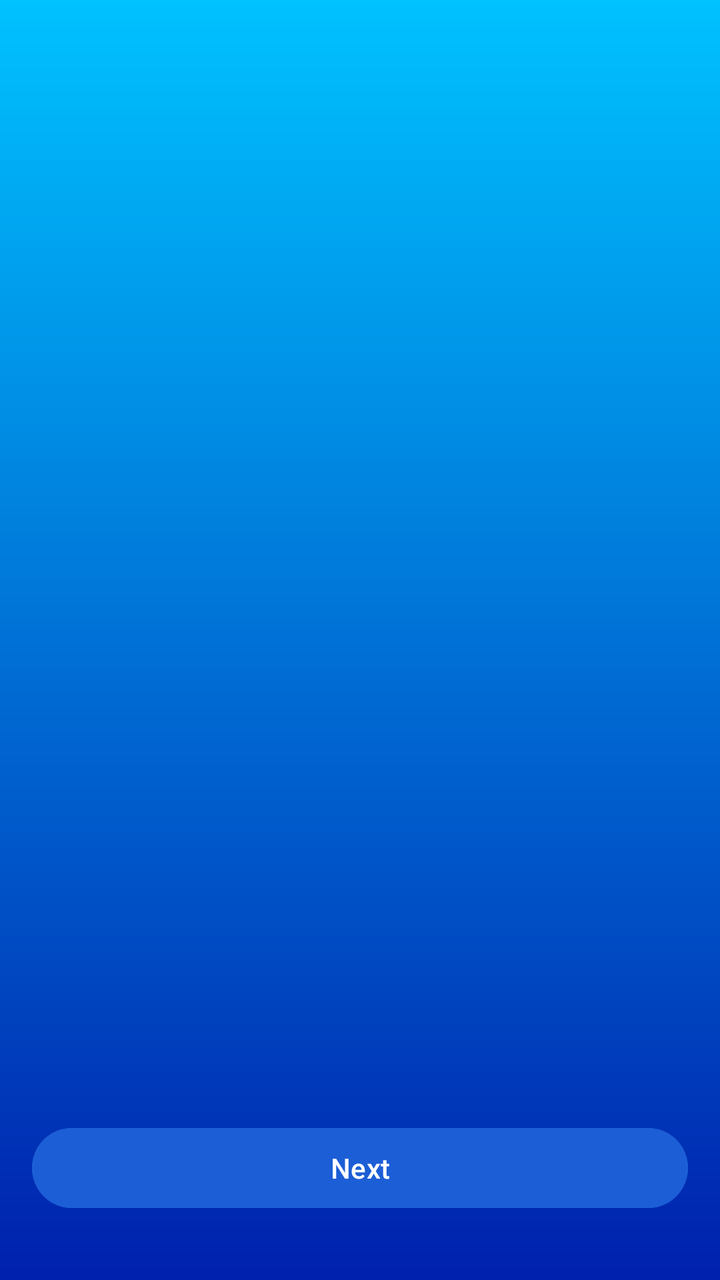
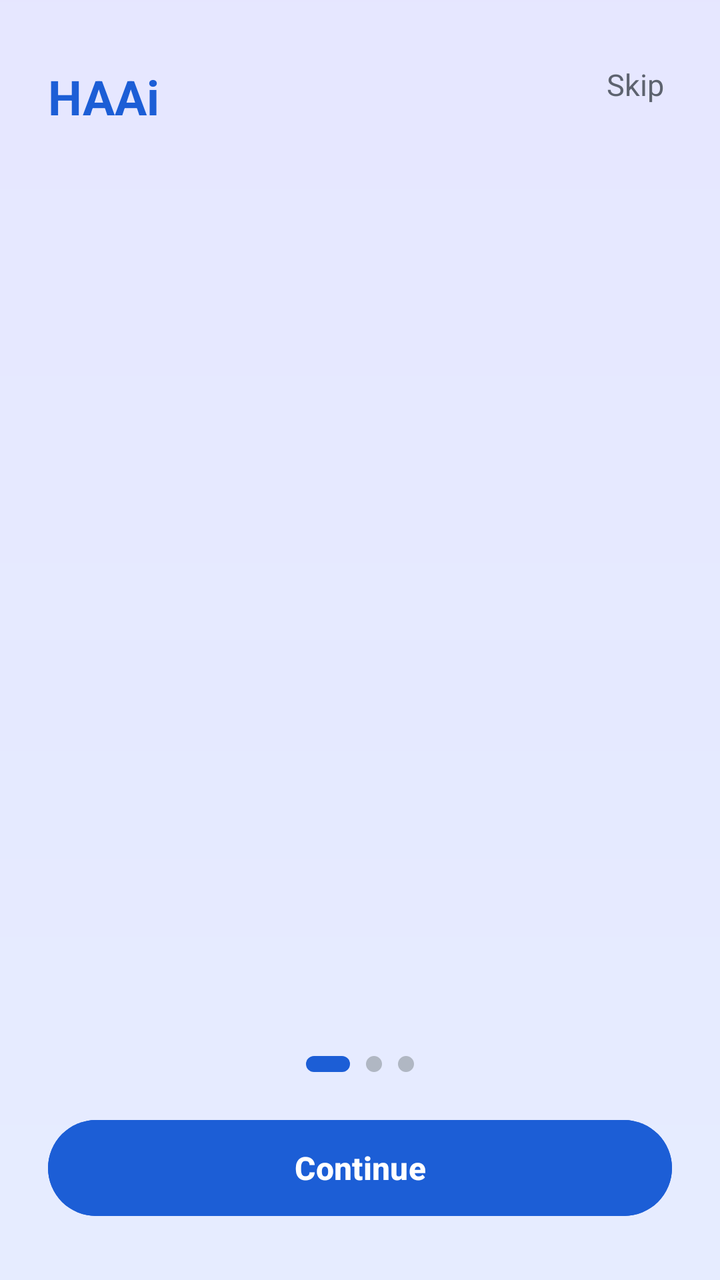

Before-and-after screenshots of an Android layout around one commit, followed by the original layout XML and the change that was made.
<!-- AndroidManifest.xml: application theme Theme.HAAi -->
<!-- res/layout/activity_onboarding.xml -->
<?xml version="1.0" encoding="utf-8"?>
<androidx.constraintlayout.widget.ConstraintLayout
    xmlns:android="http://schemas.android.com/apk/res/android"
    xmlns:app="http://schemas.android.com/apk/res-auto"
    android:id="@+id/main"
    android:layout_width="match_parent"
    android:layout_height="match_parent"
    android:background="@drawable/vertical_grad">

    <androidx.viewpager2.widget.ViewPager2
        android:id="@+id/viewPager"
        android:layout_width="match_parent"
        android:layout_height="0dp"
        android:layout_marginTop="32dp"
        app:layout_constraintTop_toTopOf="parent"
        app:layout_constraintBottom_toTopOf="@id/nextBtn"/>

    <Button
        android:id="@+id/nextBtn"
        android:layout_width="0dp"
        android:layout_height="wrap_content"
        android:text="Next"
        android:layout_marginBottom="32dp"
        android:layout_marginHorizontal="16dp"
        android:backgroundTint="@color/primary_blue_dark"
        app:layout_constraintBottom_toBottomOf="parent"
        app:layout_constraintStart_toStartOf="parent"
        app:layout_constraintEnd_toEndOf="parent"/>

</androidx.constraintlayout.widget.ConstraintLayout>
<!-- resources referenced by this layout -->
<resources>
  <color name="primary_blue_dark">#1C5ED6</color>
  <!-- drawable vertical_grad (drawable) -->
  <?xml version="1.0" encoding="utf-8"?>
  <shape xmlns:android="http://schemas.android.com/apk/res/android">
      <gradient android:startColor="#0020AD" android:endColor="@color/gradient_end" android:angle="90"/>
  </shape>
  <style name="Theme.HAAi" parent="Base.Theme.HAAi" />
  <color name="gradient_end">#00C2FF</color>
  <style name="Base.Theme.HAAi" parent="Theme.Material3.DayNight.NoActionBar">
          
          
      </style>
</resources>

<!-- the commit's change to res/layout/activity_onboarding.xml (unified diff, before → after) -->
@@ -5,26 +5,110 @@
     android:id="@+id/main"
     android:layout_width="match_parent"
     android:layout_height="match_parent"
-    android:background="@drawable/vertical_grad">
+    android:background="@drawable/boarding_bg_grad">
+
+    <TextView
+        android:id="@+id/appName"
+        android:layout_width="wrap_content"
+        android:layout_height="wrap_content"
+        android:layout_marginStart="24dp"
+        android:layout_marginTop="32dp"
+        android:text="HAAi"
+        android:textColor="@color/primary_blue_dark"
+        android:textSize="24sp"
+        android:textStyle="bold"
+        app:layout_constraintStart_toStartOf="parent"
+        app:layout_constraintTop_toTopOf="parent" />
+
+
+    
+
+    <TextView
+        android:id="@+id/skipBtn"
+        android:layout_width="wrap_content"
+        android:layout_height="wrap_content"
+        android:layout_marginTop="24dp"
+        android:layout_marginEnd="16dp"
+        android:paddingHorizontal="12dp"
+        android:paddingVertical="8dp"
+        android:text="Skip"
+        android:textColor="@color/text_secondary"
+        android:textSize="15sp"
+        app:layout_constraintEnd_toEndOf="parent"
+        app:layout_constraintTop_toTopOf="parent" />
+
+
+    
 
     <androidx.viewpager2.widget.ViewPager2
         android:id="@+id/viewPager"
-        android:layout_width="match_parent"
+        android:layout_width="0dp"
         android:layout_height="0dp"
-        android:layout_marginTop="32dp"
-        app:layout_constraintTop_toTopOf="parent"
-        app:layout_constraintBottom_toTopOf="@id/nextBtn"/>
+        android:layout_marginTop="12dp"
+        android:layout_marginBottom="16dp"
+        app:layout_constraintTop_toBottomOf="@id/appName"
+        app:layout_constraintBottom_toTopOf="@id/indicatorLayout"
+        app:layout_constraintStart_toStartOf="parent"
+        app:layout_constraintEnd_toEndOf="parent" />
+
+
+    
+
+    <LinearLayout
+        android:id="@+id/indicatorLayout"
+        android:layout_width="wrap_content"
+        android:layout_height="wrap_content"
+        android:layout_marginBottom="20dp"
+        android:gravity="center"
+        android:orientation="horizontal"
+        app:layout_constraintBottom_toTopOf="@id/nextBtn"
+        app:layout_constraintStart_toStartOf="parent"
+        app:layout_constraintEnd_toEndOf="parent">
+
+
+        <View
+            android:id="@+id/indicator1"
+            android:layout_width="22dp"
+            android:layout_height="8dp"
+            android:layout_marginHorizontal="4dp"
+            android:background="@drawable/indicator_active" />
+
+
+        <View
+            android:id="@+id/indicator2"
+            android:layout_width="8dp"
+            android:layout_height="8dp"
+            android:layout_marginHorizontal="4dp"
+            android:background="@drawable/indicator_inactive" />
+
+
+        <View
+            android:id="@+id/indicator3"
+            android:layout_width="8dp"
+            android:layout_height="8dp"
+            android:layout_marginHorizontal="4dp"
+            android:background="@drawable/indicator_inactive" />
+
+    </LinearLayout>
+
+
+    
 
     <Button
         android:id="@+id/nextBtn"
         android:layout_width="0dp"
-        android:layout_height="wrap_content"
-        android:text="Next"
-        android:layout_marginBottom="32dp"
-        android:layout_marginHorizontal="16dp"
+        android:layout_height="56dp"
+        android:layout_marginStart="24dp"
+        android:layout_marginEnd="24dp"
+        android:layout_marginBottom="28dp"
         android:backgroundTint="@color/primary_blue_dark"
+        android:text="Continue"
+        android:textAllCaps="false"
+        android:textColor="@color/text_white"
+        android:textSize="16sp"
+        android:textStyle="bold"
         app:layout_constraintBottom_toBottomOf="parent"
         app:layout_constraintStart_toStartOf="parent"
-        app:layout_constraintEnd_toEndOf="parent"/>
+        app:layout_constraintEnd_toEndOf="parent" />
 
 </androidx.constraintlayout.widget.ConstraintLayout>
<!-- resource entries referenced after the edit -->
@@ -1,13 +1,31 @@
 <!-- resources referenced by this layout -->
 <resources>
   <color name="primary_blue_dark">#1C5ED6</color>
-  <!-- drawable vertical_grad (drawable) -->
+  <color name="text_secondary">#5D636F</color>
+  <color name="text_white">#FFFFFF</color>
+  <!-- drawable boarding_bg_grad (drawable) -->
   <?xml version="1.0" encoding="utf-8"?>
   <shape xmlns:android="http://schemas.android.com/apk/res/android">
-      <gradient android:startColor="#0020AD" android:endColor="@color/gradient_end" android:angle="90"/>
+  
+      <gradient android:startColor="#307FC1FF" android:endColor="#2F7BA0FF" android:angle="90"/>
+  </shape>
+  <!-- drawable indicator_active (drawable) -->
+  <?xml version="1.0" encoding="utf-8"?>
+  <shape xmlns:android="http://schemas.android.com/apk/res/android">
+      <corners
+          android:radius="20dp" />
+      <solid
+          android:color="@color/primary_blue_dark" />
+  </shape>
+  <!-- drawable indicator_inactive (drawable) -->
+  <?xml version="1.0" encoding="utf-8"?>
+  <shape xmlns:android="http://schemas.android.com/apk/res/android">
+      <corners
+          android:radius="20dp" />
+      <solid
+          android:color="#B0B7C3" />
   </shape>
   <style name="Theme.HAAi" parent="Base.Theme.HAAi" />
-  <color name="gradient_end">#00C2FF</color>
   <style name="Base.Theme.HAAi" parent="Theme.Material3.DayNight.NoActionBar">
           
           
